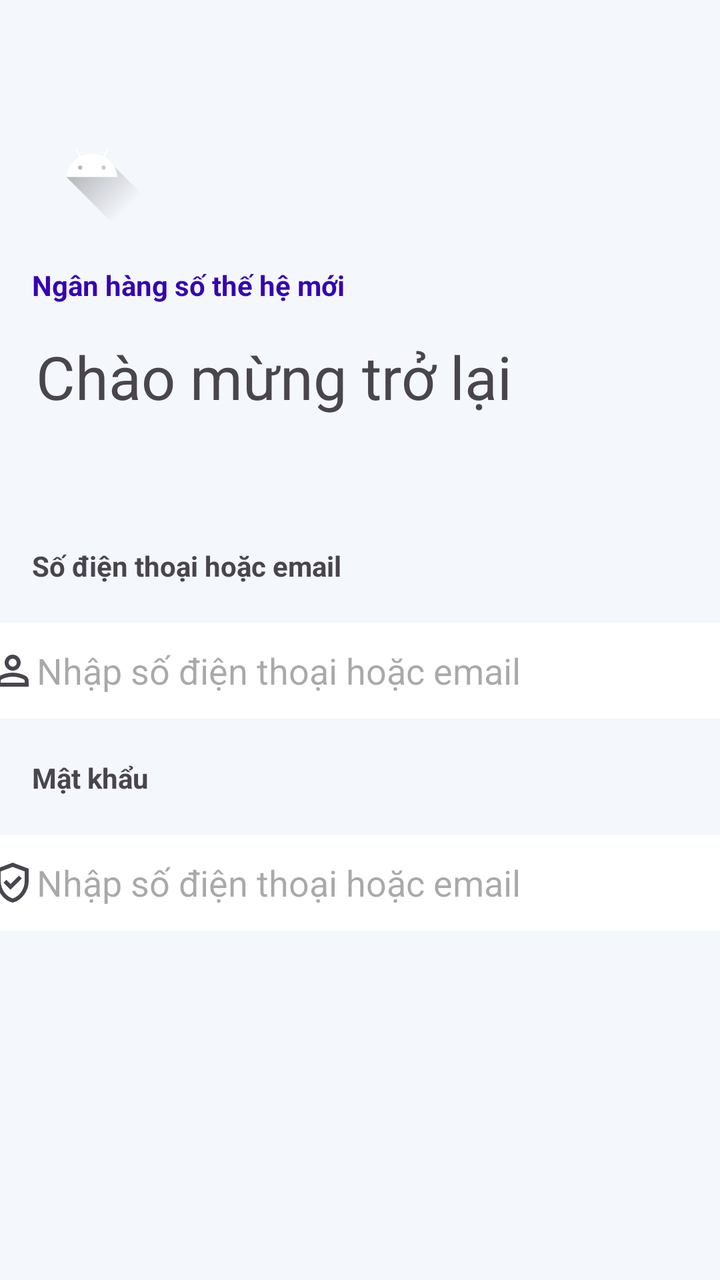
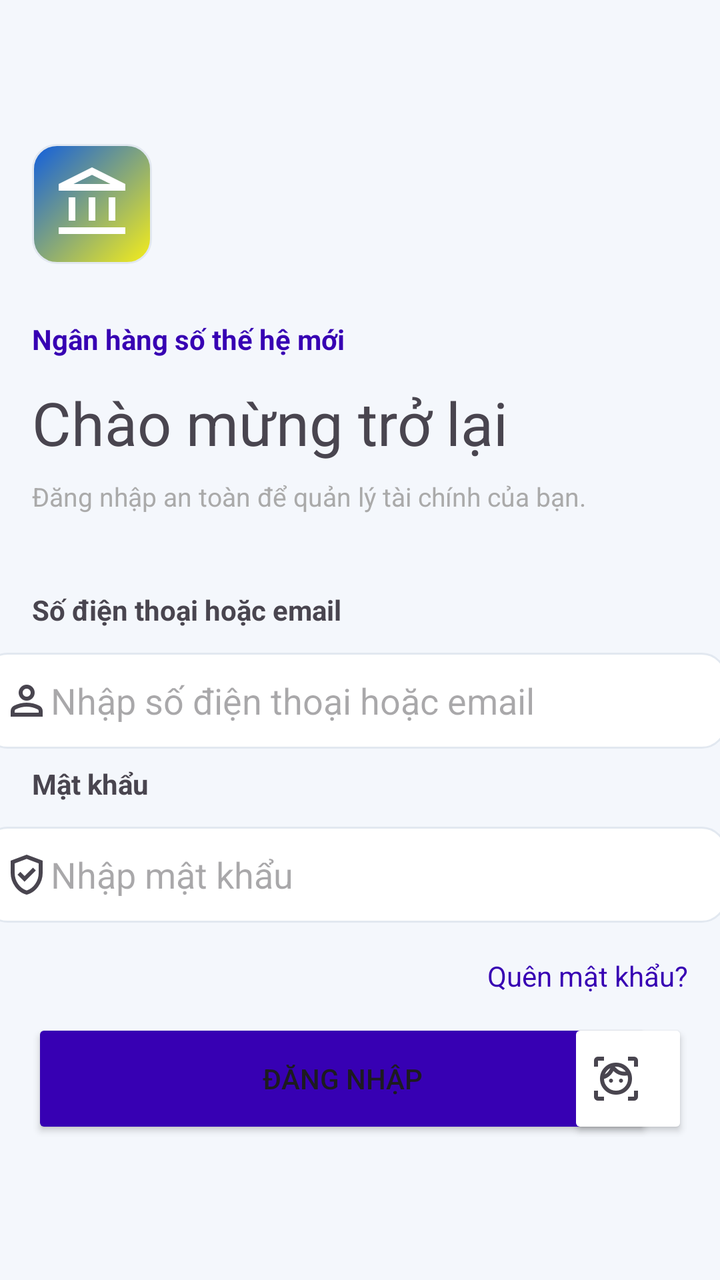

Before-and-after screenshots of an Android layout around one commit, followed by the original layout XML and the change that was made.
<!-- AndroidManifest.xml: application theme Theme.Industrial_and_Commercial_Bank_of_TDTU -->
<!-- res/layout/activity_main.xml -->
<?xml version="1.0" encoding="utf-8"?>
<androidx.constraintlayout.widget.ConstraintLayout xmlns:android="http://schemas.android.com/apk/res/android"
    xmlns:app="http://schemas.android.com/apk/res-auto"
    xmlns:tools="http://schemas.android.com/tools"
    android:id="@+id/main"
    android:layout_width="match_parent"
    android:layout_height="match_parent"
    tools:context=".MainActivity"
    android:background="#F4F7FC">

    <ImageView
        android:id="@+id/imageView"
        android:layout_width="60dp"
        android:layout_height="60dp"
        android:layout_marginStart="16dp"
        android:layout_marginTop="53dp"
        app:layout_constraintStart_toStartOf="parent"
        app:layout_constraintTop_toTopOf="parent"
        app:srcCompat="@drawable/ic_launcher_foreground" />

    <TextView
        android:id="@+id/textView"
        android:layout_width="wrap_content"
        android:layout_height="wrap_content"
        android:layout_marginStart="16dp"
        android:layout_marginTop="20dp"
        android:text="Ngân hàng số thế hệ mới"
        android:textColor="@color/design_default_color_primary_variant"
        android:textStyle="bold"
        app:layout_constraintStart_toStartOf="parent"
        app:layout_constraintTop_toBottomOf="@+id/imageView" />

    <TextView
        android:id="@+id/textView2"
        android:layout_width="wrap_content"
        android:layout_height="wrap_content"
        android:layout_marginStart="18dp"
        android:layout_marginTop="16dp"
        android:text="Chào mừng trở lại"
        android:textSize="30sp"
        app:layout_constraintStart_toStartOf="parent"
        app:layout_constraintTop_toBottomOf="@+id/textView" />

    <TextView
        android:id="@+id/textView3"
        android:layout_width="wrap_content"
        android:layout_height="wrap_content"
        android:layout_marginStart="16dp"
        android:layout_marginTop="65dp"
        android:text="Số điện thoại hoặc email "
        android:textStyle="bold"
        app:layout_constraintStart_toStartOf="parent"
        app:layout_constraintTop_toBottomOf="@+id/textView2" />

    <TextView
        android:id="@+id/textView4"
        android:layout_width="wrap_content"
        android:layout_height="wrap_content"
        android:layout_marginStart="16dp"
        android:layout_marginTop="20dp"
        android:text="Mật khẩu"
        android:textStyle="bold"
        app:layout_constraintStart_toStartOf="parent"
        app:layout_constraintTop_toBottomOf="@+id/edPhone" />

    <EditText
        android:id="@+id/edPhone"
        android:layout_width="372dp"
        android:layout_height="48dp"
        android:layout_marginStart="16dp"
        android:layout_marginTop="19dp"
        android:layout_marginEnd="16dp"
        android:ems="10"
        android:drawableStart="@drawable/person_24px"
        android:background="@color/white"
        android:hint="Nhập số điện thoại hoặc email"
        android:inputType="text"
        app:layout_constraintEnd_toEndOf="parent"
        app:layout_constraintStart_toStartOf="parent"
        app:layout_constraintTop_toBottomOf="@+id/textView3" />

    <EditText
        android:id="@+id/edPwd"
        android:layout_width="372dp"
        android:layout_height="48dp"
        android:layout_marginStart="16dp"
        android:layout_marginTop="19dp"
        android:layout_marginEnd="16dp"
        android:ems="10"
        android:hint="Nhập số điện thoại hoặc email"
        android:drawableStart="@drawable/verified_user_24px"
        android:background="@color/white"
        android:inputType="text"
        app:layout_constraintEnd_toEndOf="parent"
        app:layout_constraintStart_toStartOf="parent"
        app:layout_constraintTop_toBottomOf="@+id/textView4" />
</androidx.constraintlayout.widget.ConstraintLayout>
<!-- resources referenced by this layout -->
<resources>
  <color name="white">#FFFFFFFF</color>
  <!-- drawable ic_launcher_foreground (drawable) -->
  <vector xmlns:android="http://schemas.android.com/apk/res/android"
      xmlns:aapt="http://schemas.android.com/aapt"
      android:width="108dp"
      android:height="108dp"
      android:viewportWidth="108"
      android:viewportHeight="108">
      <path android:pathData="M31,63.928c0,0 6.4,-11 12.1,-13.1c7.2,-2.6 26,-1.4 26,-1.4l38.1,38.1L107,108.928l-32,-1L31,63.928z">
          <aapt:attr name="android:fillColor">
              <gradient
                  android:endX="85.84757"
                  android:endY="92.4963"
                  android:startX="42.9492"
                  android:startY="49.59793"
                  android:type="linear">
                  <item
                      android:color="#44000000"
                      android:offset="0.0" />
                  <item
                      android:color="#00000000"
                      android:offset="1.0" />
              </gradient>
          </aapt:attr>
      </path>
      <path
          android:fillColor="#FFFFFF"
          android:fillType="nonZero"
          android:pathData="M65.3,45.828l3.8,-6.6c0.2,-0.4 0.1,-0.9 -0.3,-1.1c-0.4,-0.2 -0.9,-0.1 -1.1,0.3l-3.9,6.7c-6.3,-2.8 -13.4,-2.8 -19.7,0l-3.9,-6.7c-0.2,-0.4 -0.7,-0.5 -1.1,-0.3C38.8,38.328 38.7,38.828 38.9,39.228l3.8,6.6C36.2,49.428 31.7,56.028 31,63.928h46C76.3,56.028 71.8,49.428 65.3,45.828zM43.4,57.328c-0.8,0 -1.5,-0.5 -1.8,-1.2c-0.3,-0.7 -0.1,-1.5 0.4,-2.1c0.5,-0.5 1.4,-0.7 2.1,-0.4c0.7,0.3 1.2,1 1.2,1.8C45.3,56.528 44.5,57.328 43.4,57.328L43.4,57.328zM64.6,57.328c-0.8,0 -1.5,-0.5 -1.8,-1.2s-0.1,-1.5 0.4,-2.1c0.5,-0.5 1.4,-0.7 2.1,-0.4c0.7,0.3 1.2,1 1.2,1.8C66.5,56.528 65.6,57.328 64.6,57.328L64.6,57.328z"
          android:strokeWidth="1"
          android:strokeColor="#00000000" />
  </vector>
  <!-- unchanged entries left out for length: 4 -->
</resources>

<!-- the commit's change to res/layout/activity_main.xml (unified diff, before → after) -->
@@ -8,22 +8,35 @@
     tools:context=".MainActivity"
     android:background="#F4F7FC">
 
+    <TextView
+        android:id="@+id/textView2"
+        android:layout_width="wrap_content"
+        android:layout_height="wrap_content"
+        android:layout_marginStart="16dp"
+        android:layout_marginTop="12dp"
+        android:text="Chào mừng trở lại"
+        android:textSize="30sp"
+        app:layout_constraintStart_toStartOf="parent"
+        app:layout_constraintTop_toBottomOf="@+id/textView" />
+
     <ImageView
         android:id="@+id/imageView"
         android:layout_width="60dp"
         android:layout_height="60dp"
         android:layout_marginStart="16dp"
-        android:layout_marginTop="53dp"
+        android:layout_marginTop="72dp"
+        android:background="@drawable/bg_logo_rounded"
+        android:padding="10dp"
         app:layout_constraintStart_toStartOf="parent"
         app:layout_constraintTop_toTopOf="parent"
-        app:srcCompat="@drawable/ic_launcher_foreground" />
+        app:srcCompat="@drawable/account_balance_24px" />
 
     <TextView
         android:id="@+id/textView"
         android:layout_width="wrap_content"
         android:layout_height="wrap_content"
         android:layout_marginStart="16dp"
-        android:layout_marginTop="20dp"
+        android:layout_marginTop="28dp"
         android:text="Ngân hàng số thế hệ mới"
         android:textColor="@color/design_default_color_primary_variant"
         android:textStyle="bold"
@@ -31,22 +44,11 @@
         app:layout_constraintTop_toBottomOf="@+id/imageView" />
 
     <TextView
-        android:id="@+id/textView2"
-        android:layout_width="wrap_content"
-        android:layout_height="wrap_content"
-        android:layout_marginStart="18dp"
-        android:layout_marginTop="16dp"
-        android:text="Chào mừng trở lại"
-        android:textSize="30sp"
-        app:layout_constraintStart_toStartOf="parent"
-        app:layout_constraintTop_toBottomOf="@+id/textView" />
-
-    <TextView
         android:id="@+id/textView3"
         android:layout_width="wrap_content"
         android:layout_height="wrap_content"
         android:layout_marginStart="16dp"
-        android:layout_marginTop="65dp"
+        android:layout_marginTop="64dp"
         android:text="Số điện thoại hoặc email "
         android:textStyle="bold"
         app:layout_constraintStart_toStartOf="parent"
@@ -57,7 +59,7 @@
         android:layout_width="wrap_content"
         android:layout_height="wrap_content"
         android:layout_marginStart="16dp"
-        android:layout_marginTop="20dp"
+        android:layout_marginTop="8dp"
         android:text="Mật khẩu"
         android:textStyle="bold"
         app:layout_constraintStart_toStartOf="parent"
@@ -68,14 +70,16 @@
         android:layout_width="372dp"
         android:layout_height="48dp"
         android:layout_marginStart="16dp"
-        android:layout_marginTop="19dp"
+        android:layout_marginTop="12dp"
         android:layout_marginEnd="16dp"
+        android:background="@drawable/bg_input_rounded"
+        android:drawableStart="@drawable/person_24px"
         android:ems="10"
-        android:drawableStart="@drawable/person_24px"
-        android:background="@color/white"
         android:hint="Nhập số điện thoại hoặc email"
         android:inputType="text"
+        android:padding="10dp"
         app:layout_constraintEnd_toEndOf="parent"
+        app:layout_constraintHorizontal_bias="0.571"
         app:layout_constraintStart_toStartOf="parent"
         app:layout_constraintTop_toBottomOf="@+id/textView3" />
 
@@ -84,14 +88,77 @@
         android:layout_width="372dp"
         android:layout_height="48dp"
         android:layout_marginStart="16dp"
-        android:layout_marginTop="19dp"
+        android:layout_marginTop="12dp"
         android:layout_marginEnd="16dp"
+        android:background="@drawable/bg_input_rounded"
+        android:drawableStart="@drawable/verified_user_24px"
         android:ems="10"
-        android:hint="Nhập số điện thoại hoặc email"
-        android:drawableStart="@drawable/verified_user_24px"
-        android:background="@color/white"
-        android:inputType="text"
+        android:hint="Nhập mật khẩu"
+        android:inputType="textPassword"
+        android:padding="10dp"
         app:layout_constraintEnd_toEndOf="parent"
+        app:layout_constraintHorizontal_bias="0.571"
         app:layout_constraintStart_toStartOf="parent"
         app:layout_constraintTop_toBottomOf="@+id/textView4" />
+
+    <TextView
+        android:id="@+id/textView5"
+        android:layout_width="wrap_content"
+        android:layout_height="wrap_content"
+        android:layout_marginStart="16dp"
+        android:layout_marginTop="8dp"
+        android:text="Đăng nhập an toàn để quản lý tài chính của bạn."
+        android:textColor="@android:color/darker_gray"
+        android:textSize="13sp"
+        app:layout_constraintStart_toStartOf="parent"
+        app:layout_constraintTop_toBottomOf="@+id/textView2" />
+
+    <TextView
+        android:id="@+id/textView7"
+        android:layout_width="wrap_content"
+        android:layout_height="wrap_content"
+        android:layout_marginStart="72dp"
+        android:layout_marginTop="228dp"
+        android:drawableStart="@drawable/verified_user_24px"
+        android:text="Được bảo vệ bởi mã hóa chuẩn ngân hàng"
+        android:textColor="@android:color/darker_gray"
+        android:textSize="13sp"
+        app:layout_constraintStart_toStartOf="parent"
+        app:layout_constraintTop_toBottomOf="@+id/btnLogin" />
+
+    <TextView
+        android:id="@+id/textView6"
+        android:layout_width="wrap_content"
+        android:layout_height="wrap_content"
+        android:layout_marginTop="17dp"
+        android:layout_marginEnd="16dp"
+        android:text="Quên mật khẩu?"
+        android:textColor="@color/design_default_color_primary_variant"
+        app:layout_constraintEnd_toEndOf="parent"
+        app:layout_constraintTop_toBottomOf="@+id/edPwd" />
+
+    <Button
+        android:id="@+id/btnLogin"
+        android:layout_width="310dp"
+        android:layout_height="60dp"
+        android:layout_marginStart="16dp"
+        android:layout_marginTop="12dp"
+        android:backgroundTint="@color/design_default_color_primary_variant"
+        android:text="Đăng nhập"
+        app:icon="@drawable/arrow_forward_24px"
+        app:iconGravity="textEnd"
+        app:layout_constraintStart_toStartOf="parent"
+        app:layout_constraintTop_toBottomOf="@+id/textView6" />
+
+    <Button
+        android:id="@+id/btnFaceId"
+        android:layout_width="60dp"
+        android:layout_height="60dp"
+        android:layout_marginTop="12dp"
+        android:layout_marginEnd="16dp"
+        android:backgroundTint="@color/white"
+        android:drawableStart="@drawable/familiar_face_and_zone_24px"
+        app:layout_constraintEnd_toEndOf="parent"
+        app:layout_constraintTop_toBottomOf="@+id/textView6" />
+
 </androidx.constraintlayout.widget.ConstraintLayout>
<!-- resource entries referenced after the edit -->
@@ -1,36 +1,73 @@
 <!-- resources referenced by this layout -->
 <resources>
   <color name="white">#FFFFFFFF</color>
-  <!-- drawable ic_launcher_foreground (drawable) -->
+  <!-- drawable account_balance_24px (drawable) -->
   <vector xmlns:android="http://schemas.android.com/apk/res/android"
-      xmlns:aapt="http://schemas.android.com/aapt"
-      android:width="108dp"
-      android:height="108dp"
-      android:viewportWidth="108"
-      android:viewportHeight="108">
-      <path android:pathData="M31,63.928c0,0 6.4,-11 12.1,-13.1c7.2,-2.6 26,-1.4 26,-1.4l38.1,38.1L107,108.928l-32,-1L31,63.928z">
-          <aapt:attr name="android:fillColor">
-              <gradient
-                  android:endX="85.84757"
-                  android:endY="92.4963"
-                  android:startX="42.9492"
-                  android:startY="49.59793"
-                  android:type="linear">
-                  <item
-                      android:color="#44000000"
-                      android:offset="0.0" />
-                  <item
-                      android:color="#00000000"
-                      android:offset="1.0" />
-              </gradient>
-          </aapt:attr>
-      </path>
-      <path
-          android:fillColor="#FFFFFF"
-          android:fillType="nonZero"
-          android:pathData="M65.3,45.828l3.8,-6.6c0.2,-0.4 0.1,-0.9 -0.3,-1.1c-0.4,-0.2 -0.9,-0.1 -1.1,0.3l-3.9,6.7c-6.3,-2.8 -13.4,-2.8 -19.7,0l-3.9,-6.7c-0.2,-0.4 -0.7,-0.5 -1.1,-0.3C38.8,38.328 38.7,38.828 38.9,39.228l3.8,6.6C36.2,49.428 31.7,56.028 31,63.928h46C76.3,56.028 71.8,49.428 65.3,45.828zM43.4,57.328c-0.8,0 -1.5,-0.5 -1.8,-1.2c-0.3,-0.7 -0.1,-1.5 0.4,-2.1c0.5,-0.5 1.4,-0.7 2.1,-0.4c0.7,0.3 1.2,1 1.2,1.8C45.3,56.528 44.5,57.328 43.4,57.328L43.4,57.328zM64.6,57.328c-0.8,0 -1.5,-0.5 -1.8,-1.2s-0.1,-1.5 0.4,-2.1c0.5,-0.5 1.4,-0.7 2.1,-0.4c0.7,0.3 1.2,1 1.2,1.8C66.5,56.528 65.6,57.328 64.6,57.328L64.6,57.328z"
-          android:strokeWidth="1"
-          android:strokeColor="#00000000" />
+      android:width="20dp"
+      android:height="20dp"
+      android:viewportWidth="960"
+      android:viewportHeight="960"
+      android:tint="@color/white">
+    <path
+        android:fillColor="@android:color/white"
+        android:pathData="M200,680L200,400L280,400L280,680L200,680ZM440,680L440,400L520,400L520,680L440,680ZM80,840L80,760L880,760L880,840L80,840ZM680,680L680,400L760,400L760,680L680,680ZM80,320L80,240L480,40L880,240L880,320L80,320ZM258,240L480,240L702,240L258,240ZM258,240L702,240L480,130L258,240Z"/>
+  </vector>
+  <!-- drawable arrow_forward_24px (drawable) -->
+  <vector xmlns:android="http://schemas.android.com/apk/res/android"
+      android:width="24dp"
+      android:height="24dp"
+      android:viewportWidth="960"
+      android:viewportHeight="960"
+      android:tint="@color/white"
+      android:autoMirrored="true">
+    <path
+        android:fillColor="@android:color/white"
+        android:pathData="M647,520L160,520L160,440L647,440L423,216L480,160L800,480L480,800L423,744L647,520Z"/>
+  </vector>
+  <!-- drawable bg_input_rounded (drawable) -->
+  <?xml version="1.0" encoding="utf-8"?>
+  <shape xmlns:android="http://schemas.android.com/apk/res/android"
+      android:shape="rectangle">
+      
+      <solid android:color="#FFFFFF" />
+  
+      
+      <corners android:radius="12dp" />
+  
+      
+      <stroke
+          android:width="1dp"
+          android:color="#E2E8F0" />
+  </shape>
+  <!-- drawable bg_logo_rounded (drawable) -->
+  <?xml version="1.0" encoding="utf-8"?>
+  <shape xmlns:android="http://schemas.android.com/apk/res/android"
+      android:shape="rectangle">
+      
+      <gradient
+          android:type="linear"
+          android:angle="135"
+          android:startColor="#f6ee19"
+          android:endColor="#115ede" />
+  
+      
+      <corners android:radius="12dp" />
+  
+      
+      <stroke
+          android:width="1dp"
+          android:color="#E2E8F0" />
+  </shape>
+  <!-- drawable familiar_face_and_zone_24px (drawable) -->
+  <vector xmlns:android="http://schemas.android.com/apk/res/android"
+      android:width="24dp"
+      android:height="24dp"
+      android:viewportWidth="960"
+      android:viewportHeight="960"
+      android:tint="?attr/colorControlNormal">
+    <path
+        android:fillColor="@android:color/white"
+        android:pathData="M480,800Q346,800 253,707Q160,614 160,480Q160,346 253,253Q346,160 480,160Q614,160 707,253Q800,346 800,480Q800,614 707,707Q614,800 480,800ZM480,720Q580,720 650,650Q720,580 720,480Q720,463 717.5,446.5Q715,430 710,414Q695,417 680,418.5Q665,420 650,420Q587,420 530,396Q473,372 428,326Q400,383 351,425Q302,467 240,486Q243,584 312.5,652Q382,720 480,720ZM256,394Q300,371 323,340.5Q346,310 368,268Q330,288 301,320.5Q272,353 256,394ZM351.5,548.5Q340,537 340,520Q340,503 351.5,491.5Q363,480 380,480Q397,480 408.5,491.5Q420,503 420,520Q420,537 408.5,548.5Q397,560 380,560Q363,560 351.5,548.5ZM650,340Q656,340 662,340Q668,340 674,339Q641,294 590.5,267Q540,240 480,240Q474,240 468,240Q462,240 457,241Q496,286 539.5,313Q583,340 650,340ZM551.5,548.5Q540,537 540,520Q540,503 551.5,491.5Q563,480 580,480Q597,480 608.5,491.5Q620,503 620,520Q620,537 608.5,548.5Q597,560 580,560Q563,560 551.5,548.5ZM40,240L40,120Q40,87 63.5,63.5Q87,40 120,40L240,40L240,120L120,120Q120,120 120,120Q120,120 120,120L120,240L40,240ZM240,920L120,920Q87,920 63.5,896.5Q40,873 40,840L40,720L120,720L120,840Q120,840 120,840Q120,840 120,840L240,840L240,920ZM720,920L720,840L840,840Q840,840 840,840Q840,840 840,840L840,720L920,720L920,840Q920,873 896.5,896.5Q873,920 840,920L720,920ZM840,240L840,120Q840,120 840,120Q840,120 840,120L720,120L720,40L840,40Q873,40 896.5,63.5Q920,87 920,120L920,240L840,240ZM457,241Q457,241 457,241Q457,241 457,241Q457,241 457,241Q457,241 457,241Q457,241 457,241Q457,241 457,241Q457,241 457,241Q457,241 457,241ZM368,268Q368,268 368,268Q368,268 368,268Q368,268 368,268Q368,268 368,268Z"/>
   </vector>
   <!-- unchanged entries left out for length: 4 -->
 </resources>
